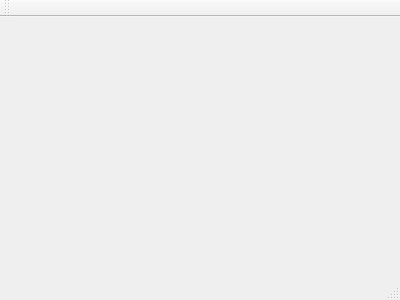
This is mainwindow.ui in alskurat/berry as Qt 5 draws it before an edit. The edited form follows.
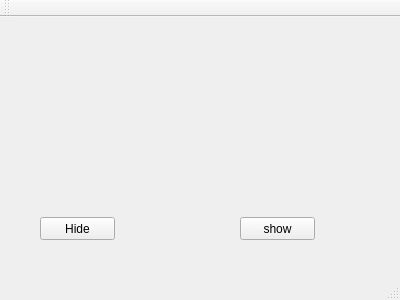
This is the edited form.

```diff
--- a/mainwindow.ui
+++ b/mainwindow.ui
@@ -12,13 +12,55 @@
   <property name="windowTitle" >
    <string>MainWindow</string>
   </property>
-  <widget class="QMenuBar" name="menuBar" />
-  <widget class="QToolBar" name="mainToolBar" />
-  <widget class="QWidget" name="centralWidget" />
-  <widget class="QStatusBar" name="statusBar" />
+  <widget class="QWidget" name="centralWidget">
+   <widget class="QPushButton" name="hideButton">
+    <property name="geometry">
+     <rect>
+      <x>40</x>
+      <y>200</y>
+      <width>75</width>
+      <height>23</height>
+     </rect>
+    </property>
+    <property name="text">
+     <string>Hide</string>
+    </property>
+   </widget>
+   <widget class="QPushButton" name="showButton">
+    <property name="geometry">
+     <rect>
+      <x>240</x>
+      <y>200</y>
+      <width>75</width>
+      <height>23</height>
+     </rect>
+    </property>
+    <property name="text">
+     <string>show</string>
+    </property>
+   </widget>
+  </widget>
+  <widget class="QMenuBar" name="menuBar">
+   <property name="geometry">
+    <rect>
+     <x>0</x>
+     <y>0</y>
+     <width>400</width>
+     <height>18</height>
+    </rect>
+   </property>
+  </widget>
+  <widget class="QToolBar" name="mainToolBar">
+   <attribute name="toolBarArea">
+    <enum>TopToolBarArea</enum>
+   </attribute>
+   <attribute name="toolBarBreak">
+    <bool>false</bool>
+   </attribute>
+  </widget>
+  <widget class="QStatusBar" name="statusBar"/>
  </widget>
- <layoutDefault spacing="6" margin="11" />
- <pixmapfunction></pixmapfunction>
+ <layoutdefault spacing="6" margin="11"/>
  <resources/>
  <connections/>
 </ui>
```
Left out of the diff: 7 changed lines with no effect on the pictures.
